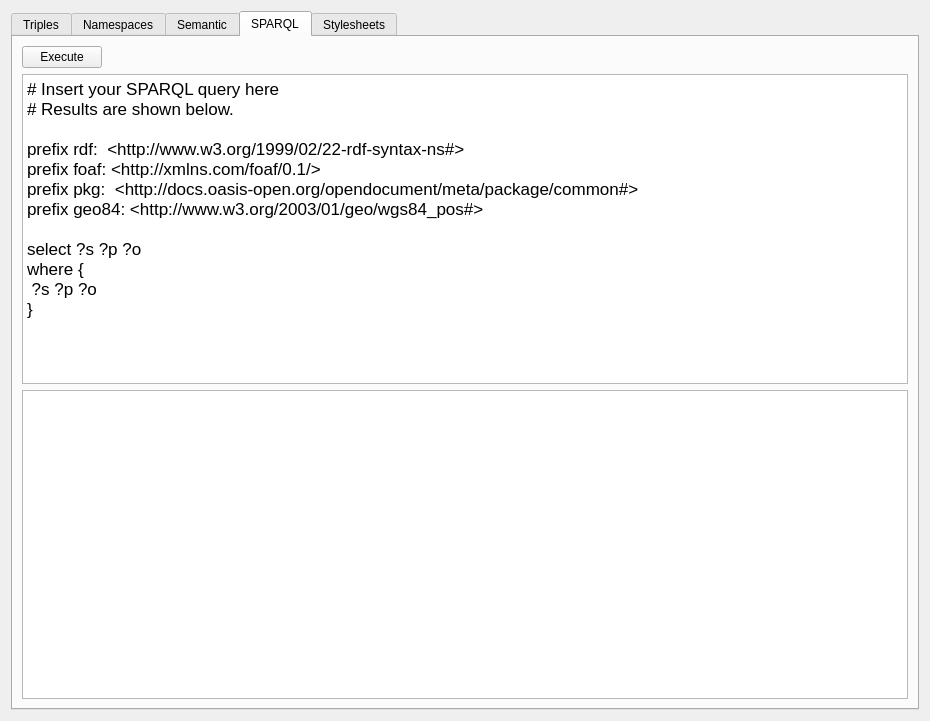
Qt form libs/main/rdf/KoDocumentRdfEditWidget.ui (KDE/krita) before a commit.
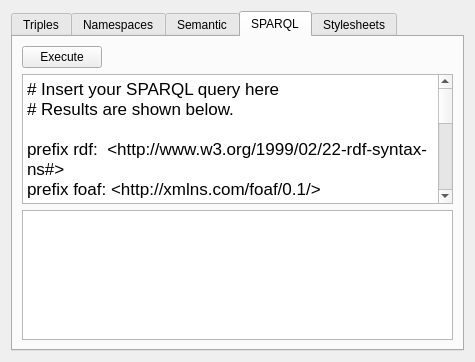
The same form after that commit. The open tabs and pages were chosen to show the change.

Commit message: polish rdf dialogs

Diff of the .ui file:
```diff
--- a/libs/main/rdf/KoDocumentRdfEditWidget.ui
+++ b/libs/main/rdf/KoDocumentRdfEditWidget.ui
@@ -6,8 +6,8 @@
    <rect>
     <x>0</x>
     <y>0</y>
-    <width>930</width>
-    <height>721</height>
+    <width>475</width>
+    <height>362</height>
    </rect>
   </property>
   <layout class="QGridLayout" name="gridLayout">
@@ -165,21 +165,21 @@
           <string>&lt;!DOCTYPE HTML PUBLIC &quot;-//W3C//DTD HTML 4.0//EN&quot; &quot;http://www.w3.org/TR/REC-html40/strict.dtd&quot;&gt;
 &lt;html&gt;&lt;head&gt;&lt;meta name=&quot;qrichtext&quot; content=&quot;1&quot; /&gt;&lt;style type=&quot;text/css&quot;&gt;
 p, li { white-space: pre-wrap; }
-&lt;/style&gt;&lt;/head&gt;&lt;body style=&quot; font-family:'Verdana'; font-size:13pt; font-weight:400; font-style:normal;&quot;&gt;
-&lt;p style=&quot; margin-top:0px; margin-bottom:0px; margin-left:0px; margin-right:0px; -qt-block-indent:0; text-indent:0px;&quot;&gt;# Insert your SPARQL query here&lt;br /&gt;# Results are shown below.&lt;/p&gt;
-&lt;p style=&quot;-qt-paragraph-type:empty; margin-top:0px; margin-bottom:0px; margin-left:0px; margin-right:0px; -qt-block-indent:0; text-indent:0px;&quot;&gt;&lt;/p&gt;
-&lt;p style=&quot; margin-top:0px; margin-bottom:0px; margin-left:0px; margin-right:0px; -qt-block-indent:0; text-indent:0px;&quot;&gt;prefix rdf:  &amp;lt;http://www.w3.org/1999/02/22-rdf-syntax-ns#&amp;gt; &lt;/p&gt;
-&lt;p style=&quot; margin-top:0px; margin-bottom:0px; margin-left:0px; margin-right:0px; -qt-block-indent:0; text-indent:0px;&quot;&gt;prefix foaf: &amp;lt;http://xmlns.com/foaf/0.1/&amp;gt; &lt;/p&gt;
-&lt;p style=&quot; margin-top:0px; margin-bottom:0px; margin-left:0px; margin-right:0px; -qt-block-indent:0; text-indent:0px;&quot;&gt;prefix pkg:  &amp;lt;http://docs.oasis-open.org/opendocument/meta/package/common#&amp;gt; &lt;/p&gt;
-&lt;p style=&quot; margin-top:0px; margin-bottom:0px; margin-left:0px; margin-right:0px; -qt-block-indent:0; text-indent:0px;&quot;&gt;prefix geo84: &amp;lt;http://www.w3.org/2003/01/geo/wgs84_pos#&amp;gt;&lt;/p&gt;
-&lt;p style=&quot;-qt-paragraph-type:empty; margin-top:0px; margin-bottom:0px; margin-left:0px; margin-right:0px; -qt-block-indent:0; text-indent:0px;&quot;&gt;&lt;/p&gt;
-&lt;p style=&quot; margin-top:0px; margin-bottom:0px; margin-left:0px; margin-right:0px; -qt-block-indent:0; text-indent:0px;&quot;&gt;select ?s ?p ?o &lt;/p&gt;
-&lt;p style=&quot; margin-top:0px; margin-bottom:0px; margin-left:0px; margin-right:0px; -qt-block-indent:0; text-indent:0px;&quot;&gt;where { &lt;/p&gt;
-&lt;p style=&quot; margin-top:0px; margin-bottom:0px; margin-left:0px; margin-right:0px; -qt-block-indent:0; text-indent:0px;&quot;&gt; ?s ?p ?o &lt;/p&gt;
-&lt;p style=&quot; margin-top:0px; margin-bottom:0px; margin-left:0px; margin-right:0px; -qt-block-indent:0; text-indent:0px;&quot;&gt;}&lt;/p&gt;
-&lt;p style=&quot;-qt-paragraph-type:empty; margin-top:0px; margin-bottom:0px; margin-left:0px; margin-right:0px; -qt-block-indent:0; text-indent:0px;&quot;&gt;&lt;/p&gt;
-&lt;p style=&quot;-qt-paragraph-type:empty; margin-top:0px; margin-bottom:0px; margin-left:0px; margin-right:0px; -qt-block-indent:0; text-indent:0px;&quot;&gt;&lt;/p&gt;
-&lt;p style=&quot;-qt-paragraph-type:empty; margin-top:0px; margin-bottom:0px; margin-left:0px; margin-right:0px; -qt-block-indent:0; text-indent:0px;&quot;&gt;&lt;/p&gt;&lt;/body&gt;&lt;/html&gt;</string>
+&lt;/style&gt;&lt;/head&gt;&lt;body style=&quot; font-family:'Bitstream Vera Sans'; font-size:9pt; font-weight:400; font-style:normal;&quot;&gt;
+&lt;p style=&quot; margin-top:0px; margin-bottom:0px; margin-left:0px; margin-right:0px; -qt-block-indent:0; text-indent:0px;&quot;&gt;&lt;span style=&quot; font-family:'Verdana'; font-size:13pt;&quot;&gt;# Insert your SPARQL query here&lt;br /&gt;# Results are shown below.&lt;/span&gt;&lt;/p&gt;
+&lt;p style=&quot;-qt-paragraph-type:empty; margin-top:0px; margin-bottom:0px; margin-left:0px; margin-right:0px; -qt-block-indent:0; text-indent:0px; font-family:'Verdana'; font-size:13pt;&quot;&gt;&lt;/p&gt;
+&lt;p style=&quot; margin-top:0px; margin-bottom:0px; margin-left:0px; margin-right:0px; -qt-block-indent:0; text-indent:0px;&quot;&gt;&lt;span style=&quot; font-family:'Verdana'; font-size:13pt;&quot;&gt;prefix rdf:  &amp;lt;http://www.w3.org/1999/02/22-rdf-syntax-ns#&amp;gt; &lt;/span&gt;&lt;/p&gt;
+&lt;p style=&quot; margin-top:0px; margin-bottom:0px; margin-left:0px; margin-right:0px; -qt-block-indent:0; text-indent:0px;&quot;&gt;&lt;span style=&quot; font-family:'Verdana'; font-size:13pt;&quot;&gt;prefix foaf: &amp;lt;http://xmlns.com/foaf/0.1/&amp;gt; &lt;/span&gt;&lt;/p&gt;
+&lt;p style=&quot; margin-top:0px; margin-bottom:0px; margin-left:0px; margin-right:0px; -qt-block-indent:0; text-indent:0px;&quot;&gt;&lt;span style=&quot; font-family:'Verdana'; font-size:13pt;&quot;&gt;prefix pkg:  &amp;lt;http://docs.oasis-open.org/opendocument/meta/package/common#&amp;gt; &lt;/span&gt;&lt;/p&gt;
+&lt;p style=&quot; margin-top:0px; margin-bottom:0px; margin-left:0px; margin-right:0px; -qt-block-indent:0; text-indent:0px;&quot;&gt;&lt;span style=&quot; font-family:'Verdana'; font-size:13pt;&quot;&gt;prefix geo84: &amp;lt;http://www.w3.org/2003/01/geo/wgs84_pos#&amp;gt;&lt;/span&gt;&lt;/p&gt;
+&lt;p style=&quot;-qt-paragraph-type:empty; margin-top:0px; margin-bottom:0px; margin-left:0px; margin-right:0px; -qt-block-indent:0; text-indent:0px; font-family:'Verdana'; font-size:13pt;&quot;&gt;&lt;/p&gt;
+&lt;p style=&quot; margin-top:0px; margin-bottom:0px; margin-left:0px; margin-right:0px; -qt-block-indent:0; text-indent:0px;&quot;&gt;&lt;span style=&quot; font-family:'Verdana'; font-size:13pt;&quot;&gt;select ?s ?p ?o &lt;/span&gt;&lt;/p&gt;
+&lt;p style=&quot; margin-top:0px; margin-bottom:0px; margin-left:0px; margin-right:0px; -qt-block-indent:0; text-indent:0px;&quot;&gt;&lt;span style=&quot; font-family:'Verdana'; font-size:13pt;&quot;&gt;where { &lt;/span&gt;&lt;/p&gt;
+&lt;p style=&quot; margin-top:0px; margin-bottom:0px; margin-left:0px; margin-right:0px; -qt-block-indent:0; text-indent:0px;&quot;&gt;&lt;span style=&quot; font-family:'Verdana'; font-size:13pt;&quot;&gt; ?s ?p ?o &lt;/span&gt;&lt;/p&gt;
+&lt;p style=&quot; margin-top:0px; margin-bottom:0px; margin-left:0px; margin-right:0px; -qt-block-indent:0; text-indent:0px;&quot;&gt;&lt;span style=&quot; font-family:'Verdana'; font-size:13pt;&quot;&gt;}&lt;/span&gt;&lt;/p&gt;
+&lt;p style=&quot;-qt-paragraph-type:empty; margin-top:0px; margin-bottom:0px; margin-left:0px; margin-right:0px; -qt-block-indent:0; text-indent:0px; font-family:'Verdana'; font-size:13pt;&quot;&gt;&lt;/p&gt;
+&lt;p style=&quot;-qt-paragraph-type:empty; margin-top:0px; margin-bottom:0px; margin-left:0px; margin-right:0px; -qt-block-indent:0; text-indent:0px; font-family:'Verdana'; font-size:13pt;&quot;&gt;&lt;/p&gt;
+&lt;p style=&quot;-qt-paragraph-type:empty; margin-top:0px; margin-bottom:0px; margin-left:0px; margin-right:0px; -qt-block-indent:0; text-indent:0px; font-family:'Verdana'; font-size:13pt;&quot;&gt;&lt;/p&gt;&lt;/body&gt;&lt;/html&gt;</string>
          </property>
         </widget>
        </item>
```
The commit also changes 6 other files.
